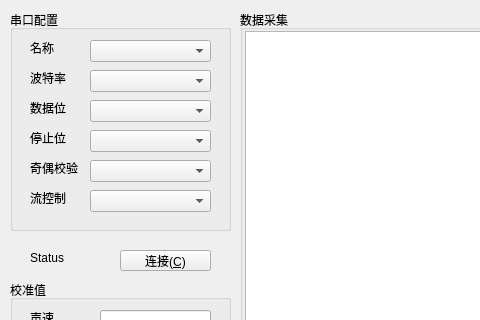
The window that mainwindow.ui (ListeningDeath/Speedometer) describes before a commit, drawn with Qt 5; both pictures show x 0 to 480 and y 0 to 320 of the 1001 by 641 pixel window.
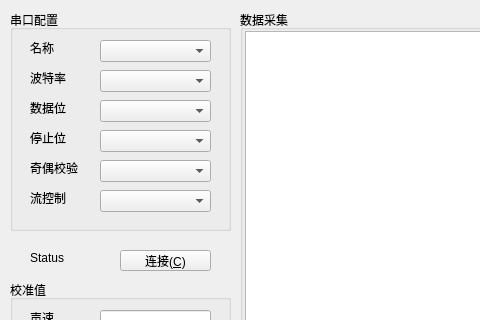
The same window after the commit. Icons and pictures are not drawn. Custom widgets are drawn as their Qt base class.

```diff
--- a/mainwindow.ui
+++ b/mainwindow.ui
@@ -33,9 +33,9 @@
     <widget class="QComboBox" name="cbSerialPortName">
      <property name="geometry">
       <rect>
-       <x>80</x>
+       <x>90</x>
        <y>30</y>
-       <width>121</width>
+       <width>111</width>
        <height>22</height>
       </rect>
      </property>
@@ -56,9 +56,9 @@
     <widget class="QComboBox" name="cbSerialPortBaudRate">
      <property name="geometry">
       <rect>
-       <x>80</x>
+       <x>90</x>
        <y>60</y>
-       <width>121</width>
+       <width>111</width>
        <height>22</height>
       </rect>
      </property>
@@ -79,9 +79,9 @@
     <widget class="QComboBox" name="cbSerialPortDataBits">
      <property name="geometry">
       <rect>
-       <x>80</x>
+       <x>90</x>
        <y>90</y>
-       <width>121</width>
+       <width>111</width>
        <height>22</height>
       </rect>
      </property>
@@ -102,9 +102,9 @@
     <widget class="QComboBox" name="cbSerialPortStopBits">
      <property name="geometry">
       <rect>
-       <x>80</x>
+       <x>90</x>
        <y>120</y>
-       <width>121</width>
+       <width>111</width>
        <height>22</height>
       </rect>
      </property>
@@ -125,9 +125,9 @@
     <widget class="QComboBox" name="cbSerialPortParity">
      <property name="geometry">
       <rect>
-       <x>80</x>
+       <x>90</x>
        <y>150</y>
-       <width>121</width>
+       <width>111</width>
        <height>22</height>
       </rect>
      </property>
@@ -161,9 +161,9 @@
     <widget class="QComboBox" name="cbSerialPortFlowControl">
      <property name="geometry">
       <rect>
-       <x>80</x>
+       <x>90</x>
        <y>180</y>
-       <width>121</width>
+       <width>111</width>
        <height>22</height>
       </rect>
      </property>
```
